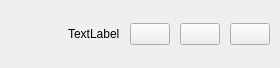
Qt form src/frontend/playlistinlist.ui (MilanJzo/eda-mp3) before a commit.
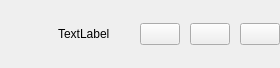
The same form after that commit. Icons and pictures are not drawn.

Commit message: more playlist ui in sidebar changes

```diff
--- a/src/frontend/playlistinlist.ui
+++ b/src/frontend/playlistinlist.ui
@@ -7,7 +7,7 @@
     <x>0</x>
     <y>0</y>
     <width>280</width>
-    <height>56</height>
+    <height>68</height>
    </rect>
   </property>
   <property name="sizePolicy">
@@ -54,16 +54,16 @@
        <number>10</number>
       </property>
       <property name="leftMargin">
-       <number>10</number>
+       <number>0</number>
       </property>
       <property name="topMargin">
-       <number>10</number>
+       <number>0</number>
       </property>
       <property name="rightMargin">
-       <number>10</number>
+       <number>0</number>
       </property>
       <property name="bottomMargin">
-       <number>10</number>
+       <number>0</number>
       </property>
       <item>
        <widget class="QLabel" name="cover">
```
